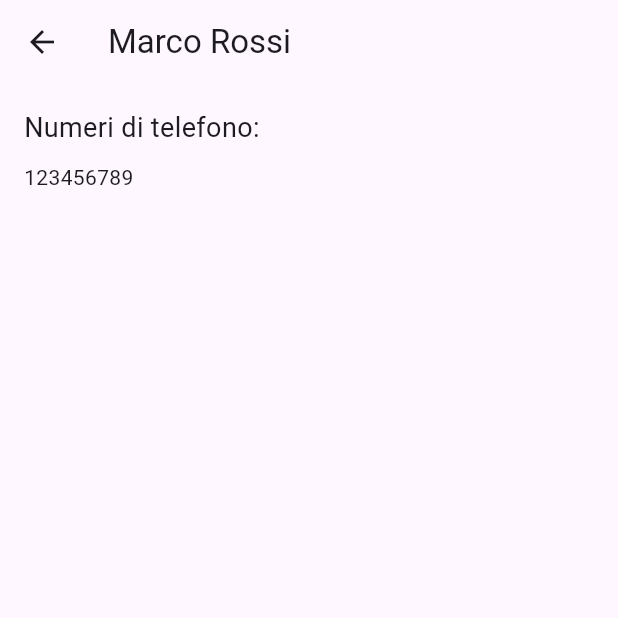
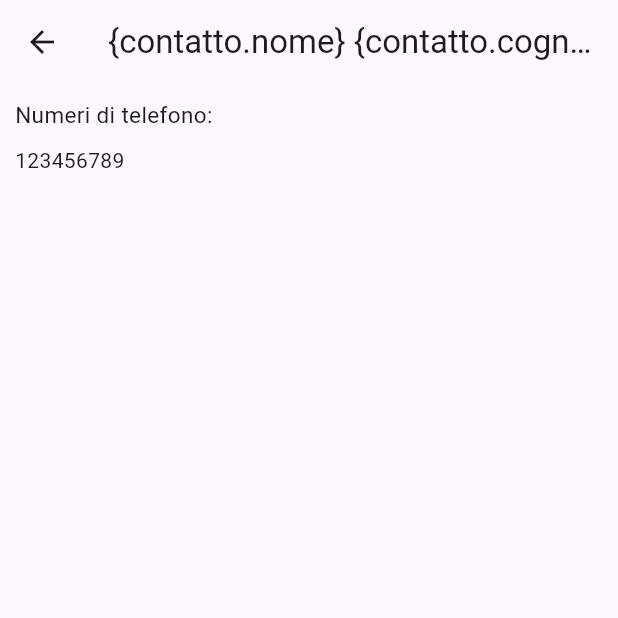
Before and after one commit to preva12/Esercizi_Flutter_Brownies, a Flutter app: the screen it shows after launch, after a tap on an icon or button, on a phone screen of 412 x 824 dp, the top half of it. Run offline on Flutter 3.47's test engine with Material 3 defaults, Android fonts, the light colour scheme and no system bars.

Commit message:
aggionamento 1

```diff
--- a/lib/main.dart
+++ b/lib/main.dart
@@ -80,13 +80,13 @@ class PaginaDettaglio extends StatelessWidget {
   @override
   Widget build(BuildContext context) {
     return Scaffold(
-      appBar: AppBar(title: Text("${contatto.nome} ${contatto.cognome}")),
+      appBar: AppBar(title: Text("{contatto.nome} {contatto.cognome}")),
       body: Padding(
-        padding: const EdgeInsets.all(16.0),
+        padding: const EdgeInsets.all(10.0),
         child: Column(
           crossAxisAlignment: CrossAxisAlignment.start,
           children: [
-            const Text("Numeri di telefono:", style: TextStyle(fontSize: 18)),
+            const Text("Numeri di telefono:", style: TextStyle(fontSize: 15)),
             const SizedBox(height: 10),
             ...contatto.numero.map((numero) => Text(numero)),
           ],
```
